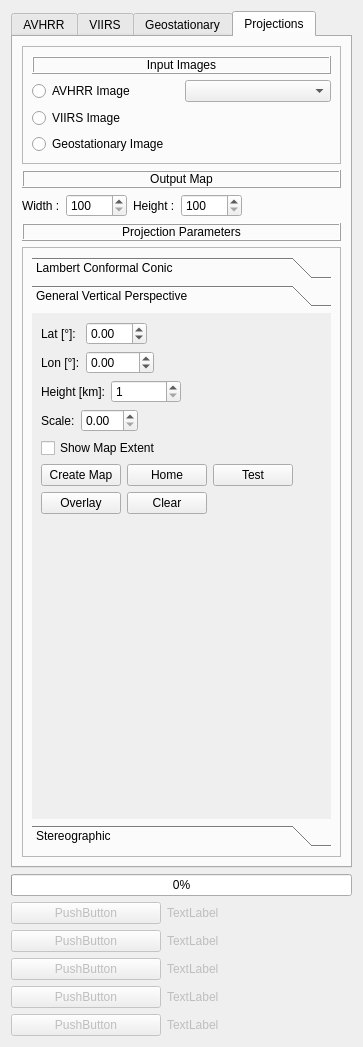
First picture: the form in core/formtoolbox.ui, repository hvanruys/EUMETCastView, before the edit.
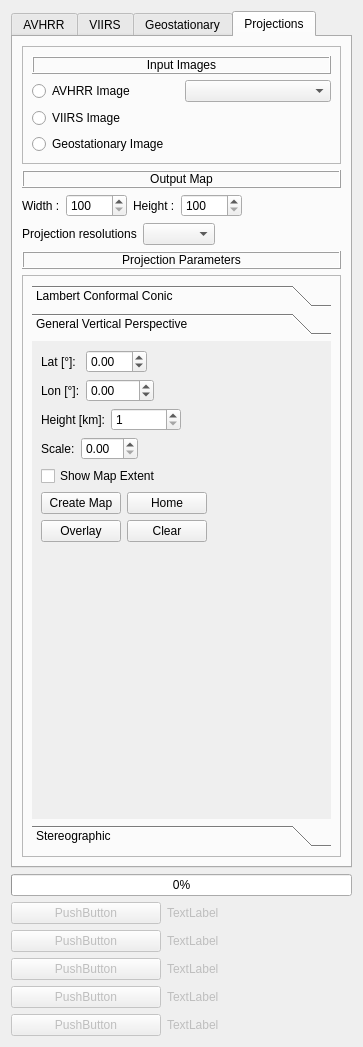
Second picture: the form after the edit. The open tabs and pages were chosen to show the change.

Commit message: Added standard projection resolutions to the Projection tab.

```diff
--- a/core/formtoolbox.ui
+++ b/core/formtoolbox.ui
@@ -2658,6 +2658,36 @@
          </item>
         </layout>
        </item>
+       <item>
+        <layout class="QHBoxLayout" name="horizontalLayout_69">
+         <item>
+          <widget class="QLabel" name="label_35">
+           <property name="text">
+            <string>Projection resolutions</string>
+           </property>
+           <property name="alignment">
+            <set>Qt::AlignCenter</set>
+           </property>
+          </widget>
+         </item>
+         <item>
+          <widget class="QComboBox" name="cbProjResolutions"/>
+         </item>
+         <item>
+          <spacer name="horizontalSpacer_12">
+           <property name="orientation">
+            <enum>Qt::Horizontal</enum>
+           </property>
+           <property name="sizeHint" stdset="0">
+            <size>
+             <width>40</width>
+             <height>20</height>
+            </size>
+           </property>
+          </spacer>
+         </item>
+        </layout>
+       </item>
        <item>
         <widget class="QLabel" name="label_9">
          <property name="frameShape">
@@ -3399,8 +3429,8 @@
                 <rect>
                  <x>0</x>
                  <y>0</y>
-                 <width>305</width>
-                 <height>256</height>
+                 <width>301</width>
+                 <height>399</height>
                 </rect>
                </property>
                <attribute name="label">
@@ -3590,13 +3620,6 @@
                     </property>
                    </widget>
                   </item>
-                  <item>
-                   <widget class="QPushButton" name="btnTest">
-                    <property name="text">
-                     <string>Test</string>
-                    </property>
-                   </widget>
-                  </item>
                   <item>
                    <spacer name="horizontalSpacer_47">
                     <property name="orientation">
```
Left out of the diff: 2 changed lines with no effect on the pictures. The commit also changes 7 other files.
